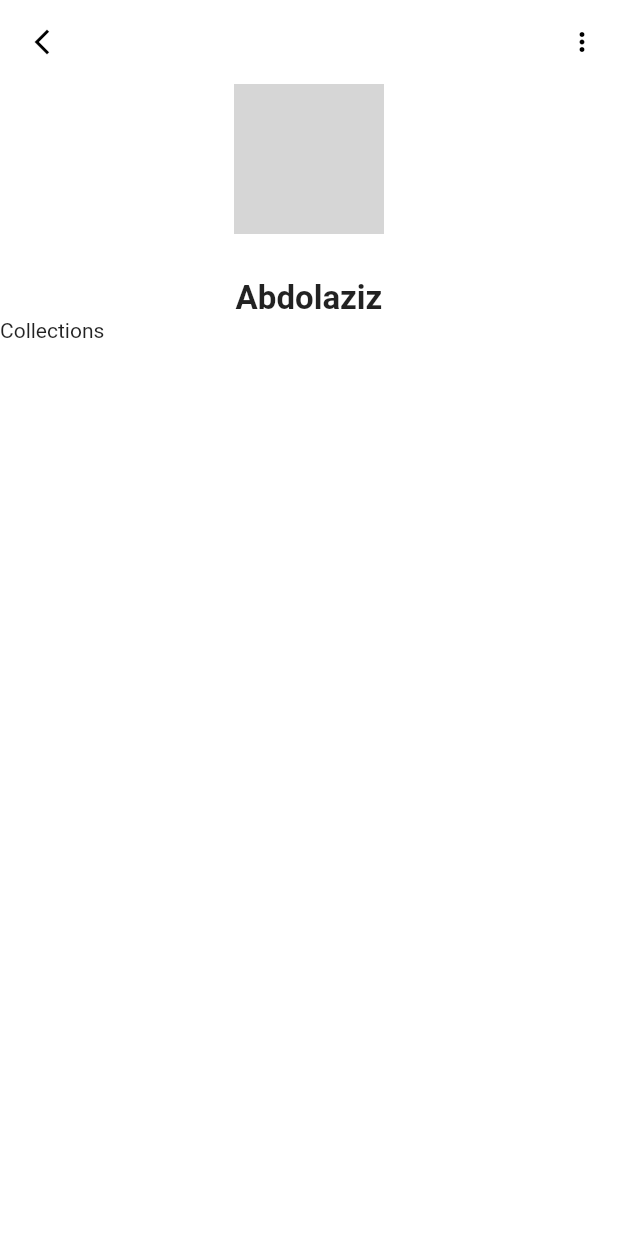
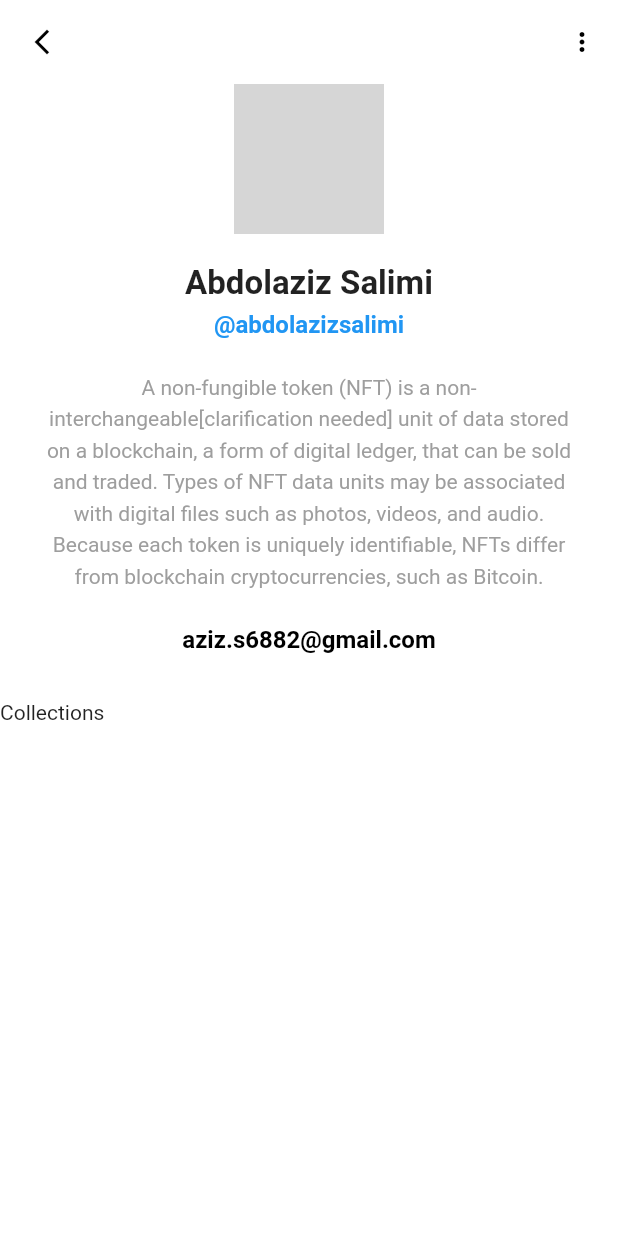
Before and after one commit to abdolazizsalimi/NFT-MARKETPLACE, a Flutter app: the screen it shows after launch, on a phone screen of 412 x 824 dp. Run offline on Flutter 3.47's test engine with Material 2 defaults, Android fonts, the phone set to English and light mode, and no system bars; network calls fail; grey boxes are pictures that could not be loaded.

Commit message:
add: fix person info

```diff
--- a/nft_app/lib/models/profile.dart
+++ b/nft_app/lib/models/profile.dart
@@ -10,10 +10,11 @@ class Profile {
   static Profile generateProfile() {
     return Profile(
       imageUrl: 'imageUrl',
-      name: 'Abdolaziz',
-      email: 'email',
-      twitter: 'twitter',
-      description: 'description',
+      name: 'Abdolaziz Salimi',
+      email: 'aziz.s6882@gmail.com',
+      twitter: '@abdolazizsalimi',
+      description:
+          'A non-fungible token (NFT) is a non-interchangeable[clarification needed] unit of data stored on a blockchain, a form of digital ledger, that can be sold and traded. Types of NFT data units may be associated with digital files such as photos, videos, and audio. Because each token is uniquely identifiable, NFTs differ from blockchain cryptocurrencies, such as Bitcoin.',
     );
   }
 }
--- a/nft_app/lib/screens/profile/widgets/person_info.dart
+++ b/nft_app/lib/screens/profile/widgets/person_info.dart
@@ -18,7 +18,7 @@ class PersonInfo extends StatelessWidget {
             backgroundImage: NetworkImage(profile.imageUrl!),
             radius: 50,
           ),
-          const SizedBox(height: 30),
+          const SizedBox(height: 20),
           Text(
             profile.name!,
             style: const TextStyle(
@@ -26,6 +26,36 @@ class PersonInfo extends StatelessWidget {
               fontWeight: FontWeight.bold,
             ),
           ),
+          const SizedBox(height: 5),
+          Text(
+            profile.twitter!,
+            style: const TextStyle(
+              fontWeight: FontWeight.bold,
+              fontSize: 16,
+              color: Colors.blue,
+            ),
+          ),
+          const SizedBox(height: 20),
+          Text(
+            profile.description!,
+            style: const TextStyle(
+              fontSize: 14,
+              height: 1.5,
+              color: Colors.grey,
+            ),
+            textAlign: TextAlign.center,
+          ),
+          const SizedBox(height: 20),
+          Text(
+            profile.email!,
+            style: const TextStyle(
+              fontWeight: FontWeight.bold,
+              fontSize: 16,
+              height: 1.5,
+              color: Colors.black,
+            ),
+          ),
+          const SizedBox(height: 30),
         ],
       ),
     );
```
